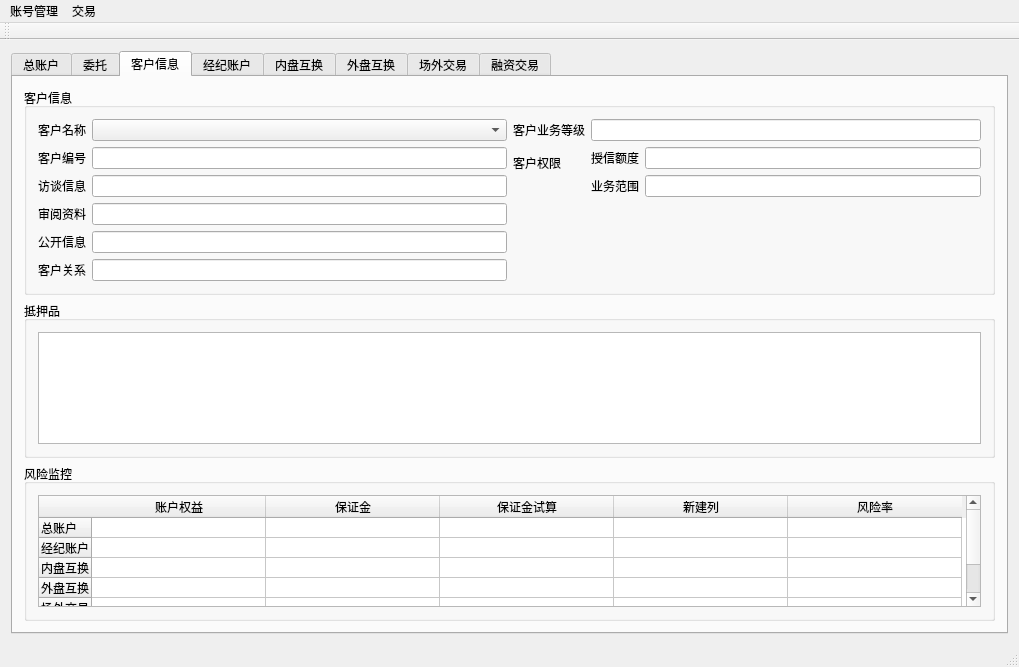
Qt form Server/mainwindow.ui (Dalizi/otc_platform) before a commit.
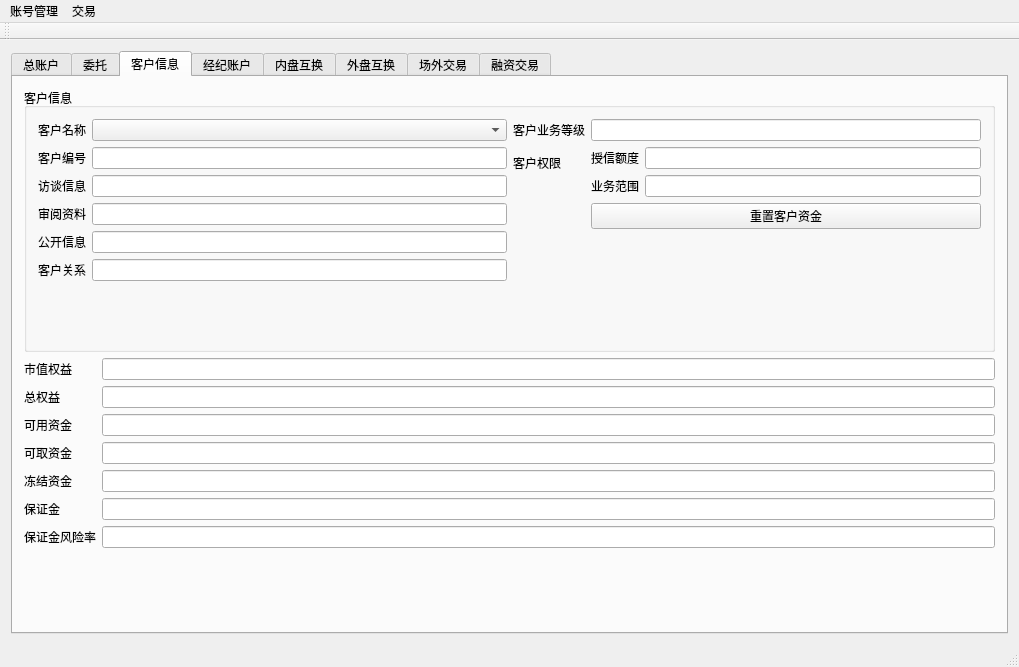
The same form after that commit. The open tabs and pages were chosen to show the change. Icons and pictures are not drawn.

Commit message: 1.在持仓保证金占用里加上了权利金 2.为服务器界面添加了客户权益

```diff
--- a/Server/mainwindow.ui
+++ b/Server/mainwindow.ui
@@ -571,133 +571,119 @@
                </item>
               </layout>
              </item>
+             <item row="2" column="1">
+              <widget class="QPushButton" name="initClientBalancePushButton">
+               <property name="text">
+                <string>重置客户资金</string>
+               </property>
+              </widget>
+             </item>
             </layout>
            </item>
           </layout>
          </widget>
         </item>
         <item>
-         <widget class="QGroupBox" name="groupBox_2">
-          <property name="enabled">
-           <bool>true</bool>
-          </property>
-          <property name="title">
-           <string>抵押品</string>
-          </property>
-          <layout class="QVBoxLayout" name="verticalLayout_8">
-           <item>
-            <widget class="QTableWidget" name="tableWidget_2">
-             <property name="editTriggers">
-              <set>QAbstractItemView::NoEditTriggers</set>
-             </property>
-             <property name="selectionBehavior">
-              <enum>QAbstractItemView::SelectRows</enum>
-             </property>
-            </widget>
-           </item>
-          </layout>
-         </widget>
-        </item>
-        <item>
-         <widget class="QGroupBox" name="groupBox_3">
-          <property name="title">
-           <string>风险监控</string>
-          </property>
-          <layout class="QHBoxLayout" name="horizontalLayout_3">
-           <item>
-            <widget class="QTableWidget" name="tableWidget">
-             <property name="sizePolicy">
-              <sizepolicy hsizetype="Expanding" vsizetype="Expanding">
-               <horstretch>0</horstretch>
-               <verstretch>0</verstretch>
-              </sizepolicy>
-             </property>
-             <property name="frameShape">
-              <enum>QFrame::StyledPanel</enum>
-             </property>
-             <property name="sizeAdjustPolicy">
-              <enum>QAbstractScrollArea::AdjustIgnored</enum>
-             </property>
-             <property name="editTriggers">
-              <set>QAbstractItemView::NoEditTriggers</set>
-             </property>
-             <property name="selectionBehavior">
-              <enum>QAbstractItemView::SelectRows</enum>
-             </property>
-             <property name="sortingEnabled">
-              <bool>false</bool>
-             </property>
-             <attribute name="horizontalHeaderCascadingSectionResizes">
-              <bool>false</bool>
-             </attribute>
-             <attribute name="horizontalHeaderDefaultSectionSize">
-              <number>174</number>
-             </attribute>
-             <attribute name="verticalHeaderDefaultSectionSize">
-              <number>20</number>
-             </attribute>
-             <attribute name="verticalHeaderStretchLastSection">
-              <bool>false</bool>
-             </attribute>
-             <row>
+         <layout class="QFormLayout" name="formLayout_4">
+          <item row="1" column="0">
+           <widget class="QLabel" name="totalBalanceLabel">
+            <property name="text">
+             <string>总权益</string>
+            </property>
+           </widget>
+          </item>
+          <item row="1" column="1">
+           <widget class="QLineEdit" name="totalBalanceLineEdit">
+            <property name="readOnly">
+             <bool>true</bool>
+            </property>
+           </widget>
+          </item>
+          <item row="2" column="0">
+           <widget class="QLabel" name="availableBalanceLabel">
               <property name="text">
-               <string>总账户</string>
-              </property>
-             </row>
-             <row>
-              <property name="text">
-               <string>经纪账户</string>
-              </property>
-             </row>
-             <row>
+             <string>可用资金</string>
+            </property>
+           </widget>
+          </item>
+          <item row="2" column="1">
+           <widget class="QLineEdit" name="availableBalanceLineEdit">
+            <property name="readOnly">
+             <bool>true</bool>
+            </property>
+           </widget>
+          </item>
+          <item row="0" column="0">
+           <widget class="QLabel" name="marketValueBalanceLabel">
               <property name="text">
-               <string>内盘互换</string>
-              </property>
-             </row>
-             <row>
-              <property name="text">
-               <string>外盘互换</string>
-              </property>
-             </row>
-             <row>
+             <string>市值权益</string>
+            </property>
+           </widget>
+          </item>
+          <item row="0" column="1">
+           <widget class="QLineEdit" name="marketValueBalanceLineEdit">
+            <property name="readOnly">
+             <bool>true</bool>
+            </property>
+           </widget>
+          </item>
+          <item row="3" column="0">
+           <widget class="QLabel" name="withdrawableBalanceLabel">
               <property name="text">
-               <string>场外交易</string>
-              </property>
-             </row>
-             <row>
-              <property name="text">
-               <string>融资交易</string>
-              </property>
-             </row>
-             <column>
-              <property name="text">
-               <string>账户权益</string>
-              </property>
-             </column>
-             <column>
+             <string>可取资金</string>
+            </property>
+           </widget>
+          </item>
+          <item row="3" column="1">
+           <widget class="QLineEdit" name="withdrawableBalanceLineEdit">
+            <property name="readOnly">
+             <bool>true</bool>
+            </property>
+           </widget>
+          </item>
+          <item row="5" column="0">
+           <widget class="QLabel" name="occupiedMarginLabel">
               <property name="text">
                <string>保证金</string>
               </property>
-             </column>
-             <column>
-              <property name="text">
-               <string>保证金试算</string>
-              </property>
-             </column>
-             <column>
+           </widget>
+          </item>
+          <item row="5" column="1">
+           <widget class="QLineEdit" name="occupiedMarginLineEdit">
+            <property name="readOnly">
+             <bool>true</bool>
+            </property>
+           </widget>
+          </item>
+          <item row="6" column="0">
+           <widget class="QLabel" name="marginRatioLabel">
               <property name="text">
-               <string>新建列</string>
-              </property>
-             </column>
-             <column>
+             <string>保证金风险率</string>
+            </property>
+           </widget>
+          </item>
+          <item row="6" column="1">
+           <widget class="QLineEdit" name="marginRatioLineEdit">
+            <property name="readOnly">
+             <bool>true</bool>
+            </property>
+           </widget>
+          </item>
+          <item row="4" column="0">
+           <widget class="QLabel" name="frozenBalanceLabel">
               <property name="text">
-               <string>风险率</string>
-              </property>
-             </column>
+             <string>冻结资金</string>
+            </property>
+           </widget>
+          </item>
+          <item row="4" column="1">
+           <widget class="QLineEdit" name="frozenBalanceLineEdit">
+            <property name="readOnly">
+             <bool>true</bool>
+            </property>
             </widget>
            </item>
           </layout>
-         </widget>
         </item>
        </layout>
       </widget>
```
Left out of the diff: 8 changed lines with no effect on the pictures. Lines whose indentation alone changed are shown as unchanged. The commit also changes 7 other files.
